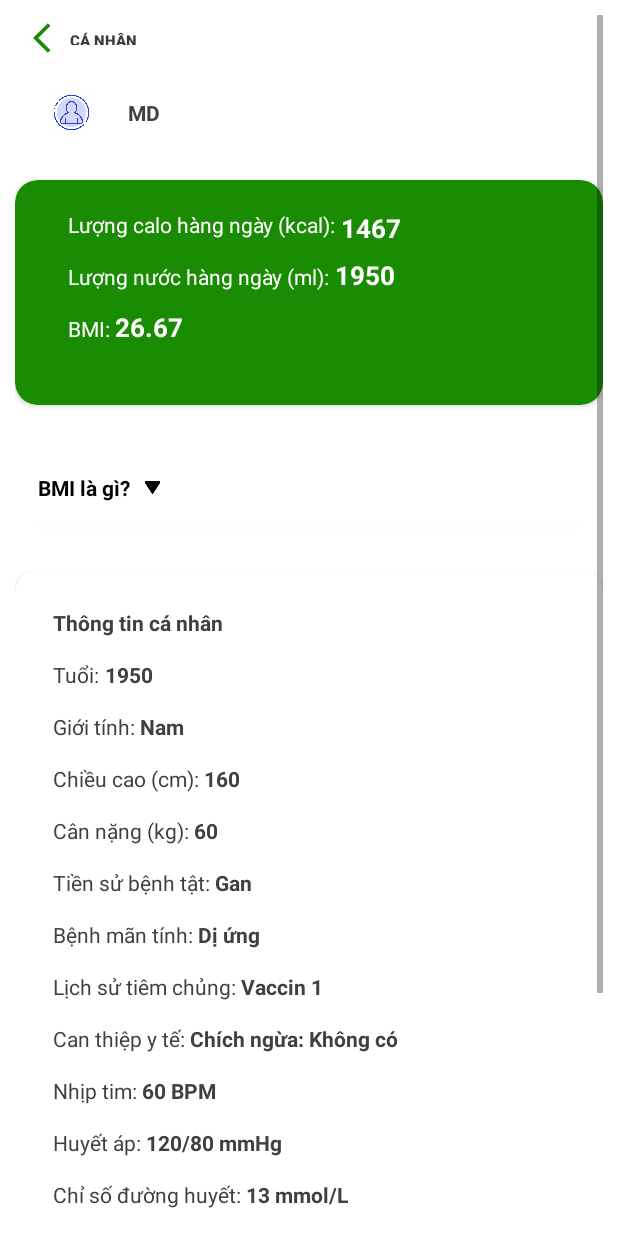
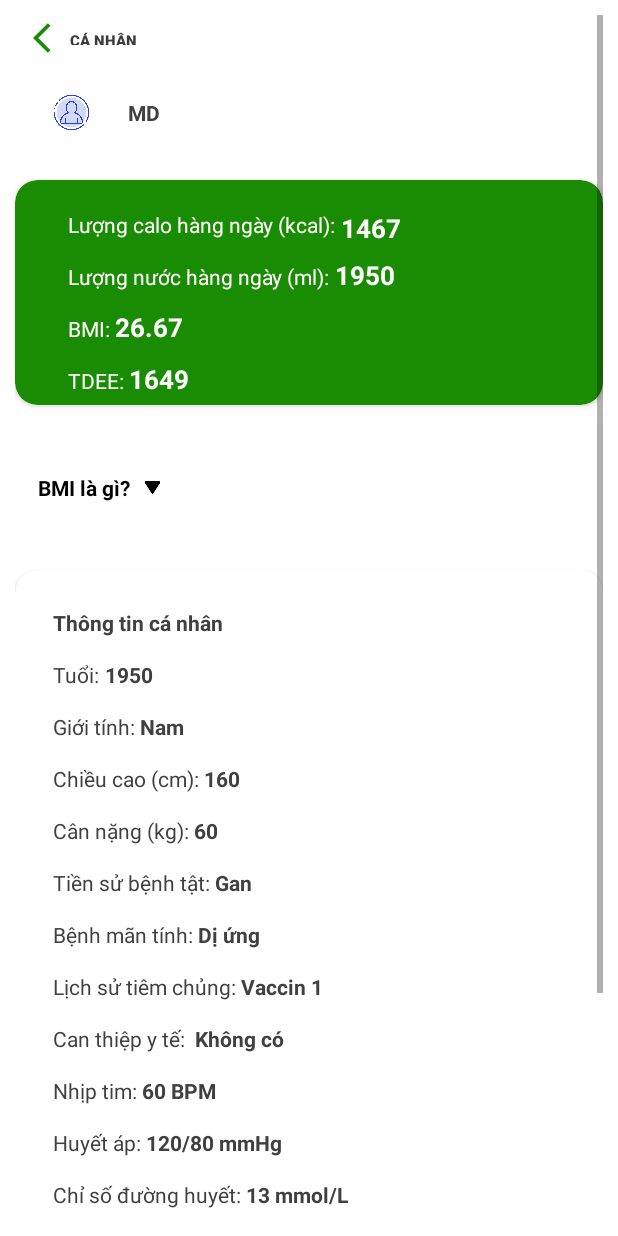
Before and after one commit to MyDuyen1907/luanvan, an Android app: the screen it shows after launch (UserActivity), after a tap on "Cá nhân", on a phone screen of 412 x 824 dp. Run offline under Robolectric (Android 15) with nearby library versions, the phone set to English and light mode, and no system bars; our stand-ins replace Firebase (no records; nobody signed in at launch, a user with empty details on screens opened directly); 3 statements that could not run were skipped.

Commit message:
user thành công

```diff
--- a/app/src/main/res/layout/activity_user.xml
+++ b/app/src/main/res/layout/activity_user.xml
@@ -145,6 +145,28 @@
                         android:textStyle="bold"
                         app:layout_constraintLeft_toRightOf="@+id/tv5"
                         app:layout_constraintTop_toBottomOf="@+id/tv4" />
+                    <TextView
+                        android:id="@+id/tv6"
+                        android:layout_width="wrap_content"
+                        android:layout_height="wrap_content"
+                        android:layout_marginLeft="15dp"
+                        android:layout_marginTop="15dp"
+                        android:text="TDEE: "
+                        android:textColor="@color/white_word"
+                        app:layout_constraintStart_toStartOf="parent"
+                        app:layout_constraintTop_toBottomOf="@+id/tv5" />
+
+                    <TextView
+                        android:id="@+id/txv_ttde"
+                        android:layout_width="wrap_content"
+                        android:layout_height="wrap_content"
+                        android:layout_marginTop="12dp"
+                        android:text="1649"
+                        android:textColor="@color/white_word"
+                        android:textSize="17dp"
+                        android:textStyle="bold"
+                        app:layout_constraintLeft_toRightOf="@+id/tv6"
+                        app:layout_constraintTop_toBottomOf="@+id/tv5" />
 
                 </androidx.constraintlayout.widget.ConstraintLayout>
             </androidx.cardview.widget.CardView>
@@ -393,7 +415,7 @@
                             android:layout_width="wrap_content"
                             android:layout_height="wrap_content"
                             android:layout_marginTop="15dp"
-                            android:text="Chích ngừa: Không có"
+                            android:text=" Không có"
                             android:textColor="@color/black_word"
                             android:textStyle="bold"
                             app:layout_constraintLeft_toRightOf="@+id/txv11"
--- a/app/src/main/res/values/strings.xml
+++ b/app/src/main/res/values/strings.xml
@@ -9,4 +9,8 @@
     <string name="home_fragment">Home Fragment</string>
     <string name="manage_fragment">Manage Fragment</string>
     <string name="notification_fragment">Notification Fragment</string>
+    <string name="kh_ng_v_n_ng">Không vận động</string>
+    <string name="v_n_ng_nh_1_3_ng_y_tu_n">Vận động nhẹ (1-3 ngày/tuần)</string>
+    <string name="v_n_ng_v_a_4_5_ng_y_tu_n">Vận động vừa (4-5 ngày/tuần)</string>
+    <string name="v_n_ng_n_ng_6_7_ng_y_tu_n">Vận động nặng (6-7 ngày/tuần)</string>
 </resources>
```
Also changed, not shown: app/src/main/java/com/example/project/activity/UserActivity.java (+43 -31 lines), app/src/main/java/com/example/project/model/User.java (+18 -0 lines), app/src/main/res/layout/dialog_update_info_user.xml (+4 -4 lines).
